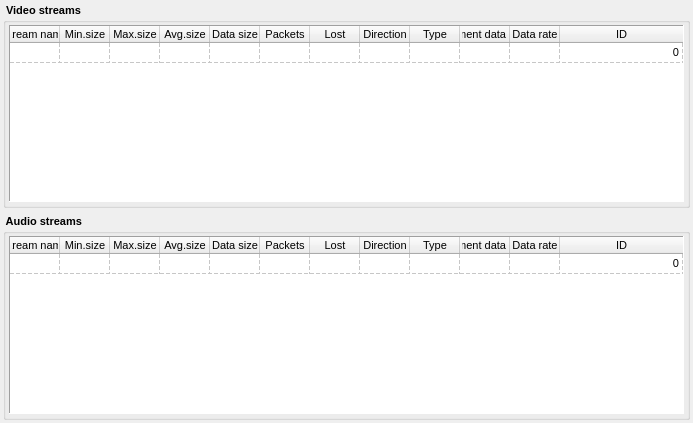
This is Homer/forms/Widgets/OverviewDataStreamsWidget.ui in Homer-Conferencing/Homer-Conferencing as Qt 5 draws it before an edit. The edited form follows.
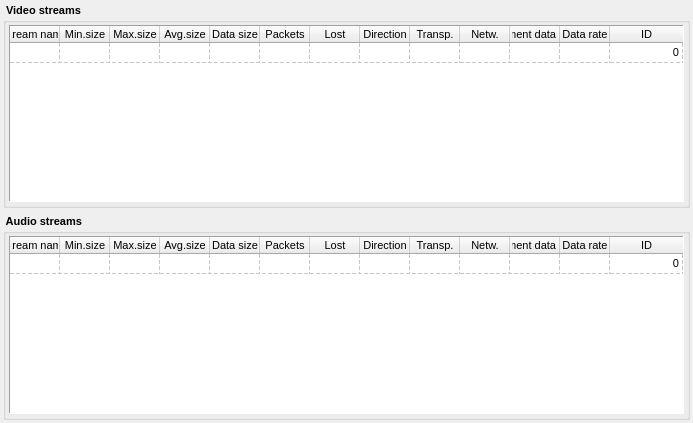
This is the edited form.

Commit message: - added network type to data stream statistic - improved data stream statistic

Diff of the .ui file:
```diff
--- a/Homer/forms/Widgets/OverviewDataStreamsWidget.ui
+++ b/Homer/forms/Widgets/OverviewDataStreamsWidget.ui
@@ -186,7 +186,12 @@
          </column>
          <column>
           <property name="text">
-           <string>Type</string>
+           <string>Transp.</string>
+          </property>
+         </column>
+         <column>
+          <property name="text">
+           <string>Netw.</string>
           </property>
          </column>
          <column>
@@ -236,7 +241,7 @@
            <set>AlignRight|AlignVCenter</set>
           </property>
          </item>
-         <item row="0" column="9">
+         <item row="0" column="10">
           <property name="text">
            <string/>
           </property>
@@ -244,7 +249,7 @@
            <set>AlignRight|AlignVCenter</set>
           </property>
          </item>
-         <item row="0" column="11">
+         <item row="0" column="12">
           <property name="text">
            <string>0</string>
           </property>
@@ -331,7 +336,7 @@
           <bool>true</bool>
          </property>
          <property name="columnCount">
-          <number>12</number>
+          <number>13</number>
          </property>
          <attribute name="horizontalHeaderCascadingSectionResizes">
           <bool>false</bool>
@@ -407,7 +412,12 @@
          </column>
          <column>
           <property name="text">
-           <string>Type</string>
+           <string>Transp.</string>
+          </property>
+         </column>
+         <column>
+          <property name="text">
+           <string>Netw.</string>
           </property>
          </column>
          <column>
@@ -457,7 +467,7 @@
            <set>AlignRight|AlignVCenter</set>
           </property>
          </item>
-         <item row="0" column="9">
+         <item row="0" column="10">
           <property name="text">
            <string/>
           </property>
@@ -465,7 +475,7 @@
            <set>AlignRight|AlignVCenter</set>
           </property>
          </item>
-         <item row="0" column="11">
+         <item row="0" column="12">
           <property name="text">
            <string>0</string>
           </property>
```
The commit also changes 5 other files.
